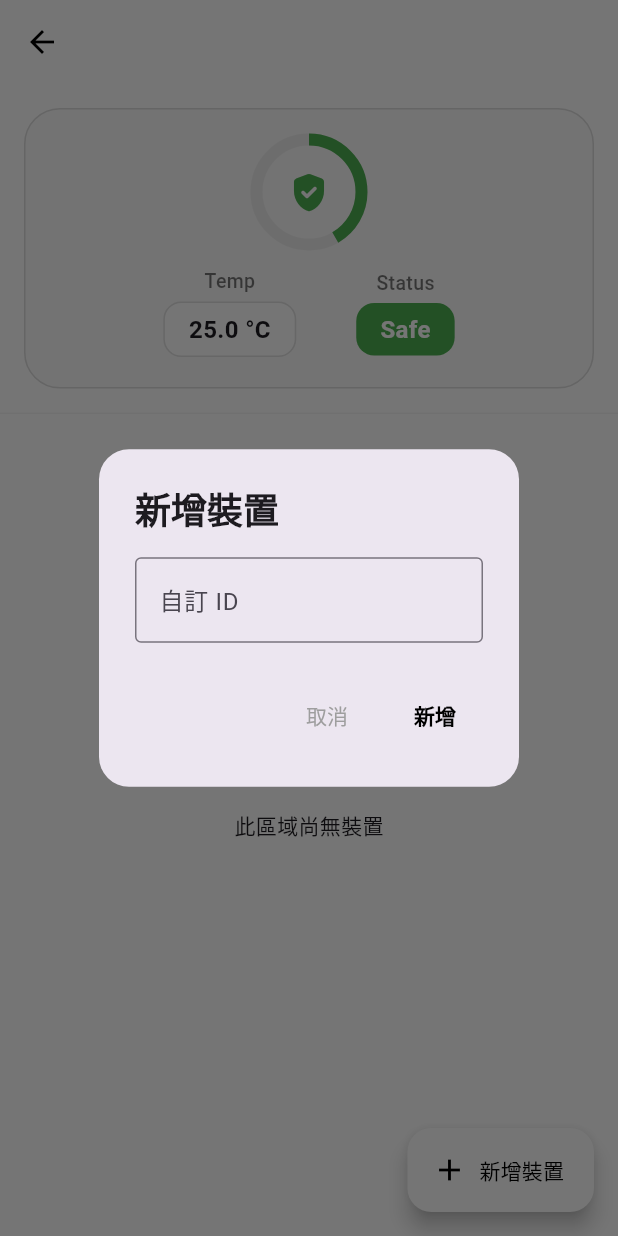
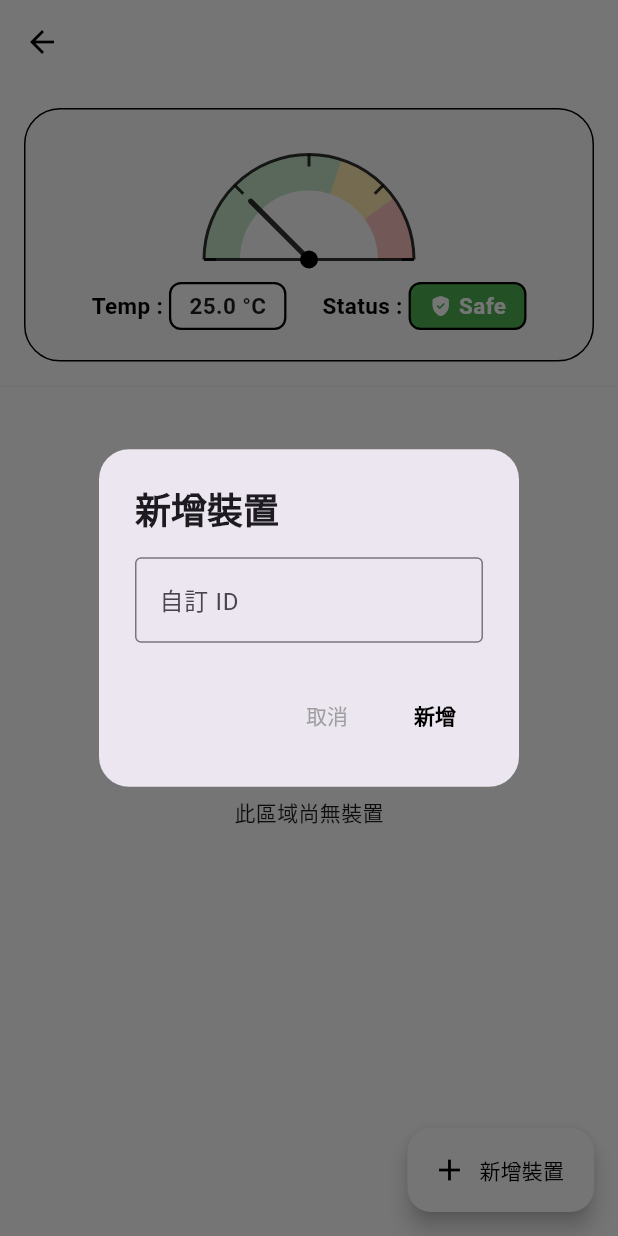
Before and after one commit to yinhsuan0218-cmyk/smart_timer_app, a Flutter app: the ServicePage screen opened directly with empty values, after a tap on "新增裝置", on a phone screen of 412 x 824 dp. Run offline on Flutter 3.47's test engine with Material 3 defaults, Android fonts, the phone set to English and light mode, and no system bars; our stand-ins replace firebase_auth, firebase_core, firebase_database, google_sign_in, shared_preferences; missing offline and left inert: mqtt_client; accounts and stored records are empty; statements that could not run were skipped.

Commit message:
Refactor temperature panel for improved design
Updated the ServicePage to enhance the temperature panel's design and functionality, including adjustments to the layout and visual elements for a hand-drawn style.

```diff
--- a/lib/pages/service_page.dart
+++ b/lib/pages/service_page.dart
@@ -3,7 +3,7 @@ import 'package:firebase_database/firebase_database.dart';
 import 'package:firebase_auth/firebase_auth.dart'; // ★ 新增：引入 Auth
 import 'schedule_page.dart'; // ★ 確保有這行
 import '../services/mqtt_service.dart'; // ★ 確保路徑正確，引入你的 MQTT 服務
-
+import 'dart:math' as math;
 class ServicePage extends StatefulWidget {
   final String zoneId;   // 知道是哪個區域 (例如 zone_01)
   final String zoneName;
@@ -279,7 +279,7 @@ class _ServicePageState extends State<ServicePage> {
       ),
     );
   }
-  // --- 💡 手繪感極簡儀表板 Widget ---
+ // --- 💡 修改後：完美呈現手繪感儀表板的 Widget ---
   Widget _buildTemperaturePanel(Color statusColor, String statusText, IconData statusIcon) {
     return Container(
       width: double.infinity,
@@ -288,57 +288,66 @@ class _ServicePageState extends State<ServicePage> {
       decoration: BoxDecoration(
         color: Colors.grey[50],
         borderRadius: BorderRadius.circular(24),
-        border: Border.all(color: Colors.black12),
+        border: Border.all(color: Colors.black),
       ),
       child: Column(
         children: [
-          // 環形微圖表進度條（模擬圖中半圓儀表板效果）
+          // 📊 手繪半圓形儀表板本體
           SizedBox(
-            height: 70,
-            width: 70,
-            child: Stack(
-              fit: StackFit.expand,
-              children: [
-                CircularProgressIndicator(
-                  value: (_currentTemperature / 60.0).clamp(0.0, 1.0), // 以 60 度為滿格參考
-                  strokeWidth: 8,
-                  backgroundColor: Colors.grey[200],
-                  valueColor: AlwaysStoppedAnimation<Color>(statusColor),
-                ),
-                Center(
-                  child: Icon(statusIcon, color: statusColor, size: 30),
-                )
-              ],
+            height: 80, // 半圓形稍微調整高度
+            width: 140, // 寬度拉長以符合半圓比例
+            child: CustomPaint(
+              painter: GaugePainter(
+                temperature: _currentTemperature,
+                safeMin: tempSafeMin,
+                warnMin: tempWarnMin,
+                dangerMin: tempDangerMin,
+              ),
             ),
           ),
           const SizedBox(height: 15),
+
+          // 欄位排版（符合手繪稿的 Temp: [ 25°C ]  Status: [ Safe ] 橫向排列）
           Row(
             mainAxisAlignment: MainAxisAlignment.center,
             children: [
               // 溫度顯示欄位
-              Column(
+              Row(
                 children: [
-                  const Text('Temp', style: TextStyle(fontSize: 13, color: Colors.black54, fontWeight: FontWeight.w500)),
-                  const SizedBox(height: 4),
+                  const Text('Temp : ', style: TextStyle(fontSize: 15, color: Colors.black, fontWeight: FontWeight.bold)),
                   Container(
-                    padding: const EdgeInsets.symmetric(horizontal: 16, vertical: 6),
-                    decoration: BoxDecoration(color: Colors.white, borderRadius: BorderRadius.circular(12), border: Border.all(color: Colors.black12)),
-                    child: Text('${_currentTemperature.toStringAsFixed(1)} °C', style: const TextStyle(fontSize: 16, fontWeight: FontWeight.bold)),
+                    padding: const EdgeInsets.symmetric(horizontal: 12, vertical: 4),
+                    decoration: BoxDecoration(
+                      color: Colors.white,
+                      borderRadius: BorderRadius.circular(8),
+                      border: Border.all(color: Colors.black, width: 1.5), // 帶點黑邊手繪感
+                    ),
+                    child: Text('${_currentTemperature.toStringAsFixed(1)} °C', style: const TextStyle(fontSize: 15, fontWeight: FontWeight.bold)),
                   ),
                 ],
               ),
-              const SizedBox(width: 40),
+              const SizedBox(width: 24),
+
               // 狀態燈與字樣顯示欄位
-              Column(
+              Row(
                 children: [
-                  const Text('Status', style: TextStyle(fontSize: 13, color: Colors.black54, fontWeight: FontWeight.w500)),
-                  const SizedBox(height: 4),
+                  const Text('Status : ', style: TextStyle(fontSize: 15, color: Colors.black, fontWeight: FontWeight.bold)),
                   Container(
-                    padding: const EdgeInsets.symmetric(horizontal: 16, vertical: 6),
-                    decoration: BoxDecoration(color: statusColor, borderRadius: BorderRadius.circular(12)),
-                    child: Text(
-                      statusText,
-                      style: const TextStyle(fontSize: 16, color: Colors.white, fontWeight: FontWeight.bold)
+                    padding: const EdgeInsets.symmetric(horizontal: 12, vertical: 4),
+                    decoration: BoxDecoration(
+                      color: statusColor,
+                      borderRadius: BorderRadius.circular(8),
+                      border: Border.all(color: Colors.black, width: 1.5),
+                    ),
+                    child: Row(
+                      children: [
+                        Icon(statusIcon, color: Colors.white, size: 16),
+                        const SizedBox(width: 4),
+                        Text(
+                          statusText,
+                          style: const TextStyle(fontSize: 15, color: Colors.white, fontWeight: FontWeight.bold)
+                        ),
+                      ],
                     ),
                   ),
                 ],
@@ -436,3 +445,116 @@ class _ServicePageState extends State<ServicePage> {
     );
   }
 }
+// 🎨 專門用來畫半圓形儀表板與指針的 Painter
+class GaugePainter extends CustomPainter {
+  final double temperature;
+  final double safeMin;
+  final double warnMin;
+  final double dangerMin;
+
+  GaugePainter({
+    required this.temperature,
+    required this.safeMin,
+    required this.warnMin,
+    required this.dangerMin,
+  });
+
+  @override
+  void paint(Canvas canvas, Size size) {
+    final Offset center = Offset(size.width / 2, size.height);
+    final double radius = size.width / 2;
+
+    // 1. 繪製半圓底色背景區間 (Safe:綠, Warn:黃, Danger:紅)
+    final double maxTempRef = 100.0; // 假設儀表板最大度數為 100 度
+
+    // 計算各區間弧度比例
+    double warnStartPercent = (warnMin - safeMin) / maxTempRef;
+    double dangerStartPercent = (dangerMin - safeMin) / maxTempRef;
+
+    Paint arcPaint = Paint()
+      ..style = PaintingStyle.stroke
+      ..strokeWidth = 24.0; // 弧帶的粗細
+
+    // Safe 區間 (綠色)
+    arcPaint.color = Colors.green.withOpacity(0.3);
+    canvas.drawArc(
+      Rect.fromCircle(center: center, radius: radius - 12),
+      3.14159, // 從 180 度開始 (左側)
+      3.14159 * warnStartPercent,
+      false,
+      arcPaint,
+    );
+
+    // Warn 區間 (黃色/橘色)
+    arcPaint.color = Colors.amber.withOpacity(0.3);
+    canvas.drawArc(
+      Rect.fromCircle(center: center, radius: radius - 12),
+      3.14159 + (3.14159 * warnStartPercent),
+      3.14159 * (dangerStartPercent - warnStartPercent),
+      false,
+      arcPaint,
+    );
+
+    // Danger 區間 (紅色)
+    arcPaint.color = Colors.red.withOpacity(0.3);
+    canvas.drawArc(
+      Rect.fromCircle(center: center, radius: radius - 12),
+      3.14159 + (3.14159 * dangerStartPercent),
+      3.14159 * (1.0 - dangerStartPercent),
+      false,
+      arcPaint,
+    );
+
+    // 2. 繪製外圍黑框與刻度線 (手繪風格)
+    Paint borderPaint = Paint()
+      ..color = Colors.black.withOpacity(0.8)
+      ..style = PaintingStyle.stroke
+      ..strokeWidth = 2.0;
+
+    // 繪製半圓外框形
+    canvas.drawArc(
+      Rect.fromCircle(center: center, radius: radius),
+      3.14159,
+      3.14159,
+      false,
+      borderPaint,
+    );
+    // 繪製底部橫線
+    canvas.drawLine(Offset(center.dx - radius, center.dy), Offset(center.dx + radius, center.dy), borderPaint);
+
+    // 繪製 5 條簡單刻度
+    for (int i = 0; i <= 4; i++) {
+      double angle = 3.14159 + (3.14159 / 4 * i);
+      double startX = center.dx + (radius - 8) * math.cos(angle);
+      double startY = center.dy + (radius - 8) * math.sin(angle);
+      double endX = center.dx + radius * math.cos(angle);
+      double endY = center.dy + radius * math.sin(angle);
+      canvas.drawLine(Offset(startX, startY), Offset(endX, endY), borderPaint);
+    }
+
+    // 3. 繪製中心黑點與指針
+    Paint needlePaint = Paint()
+      ..color = Colors.black.withOpacity(0.8)
+      ..strokeWidth = 3.5
+      ..strokeCap = StrokeCap.round;
+
+    // 依據當前溫度計算指針角度 (最小 0.0, 最大 maxTempRef)
+    double currentPercent = (temperature / maxTempRef).clamp(0.0, 1.0);
+    double needleAngle = 3.14159 + (3.14159 * currentPercent);
+
+
+    double needleLength = radius - 15;
+    double needleX = center.dx + needleLength * math.cos(needleAngle);
+    double needleY = center.dy + needleLength * math.sin(needleAngle);
+
+    // 畫指針箭頭主線
+    canvas.drawLine(center, Offset(needleX, needleY), needlePaint);
+    // 畫中心黑點
+    canvas.drawCircle(center, 6.0, Paint()..color = Colors.black);
+  }
+
+  @override
+  bool shouldRepaint(covariant GaugePainter oldDelegate) {
+    return oldDelegate.temperature != temperature;
+  }
+}
```
